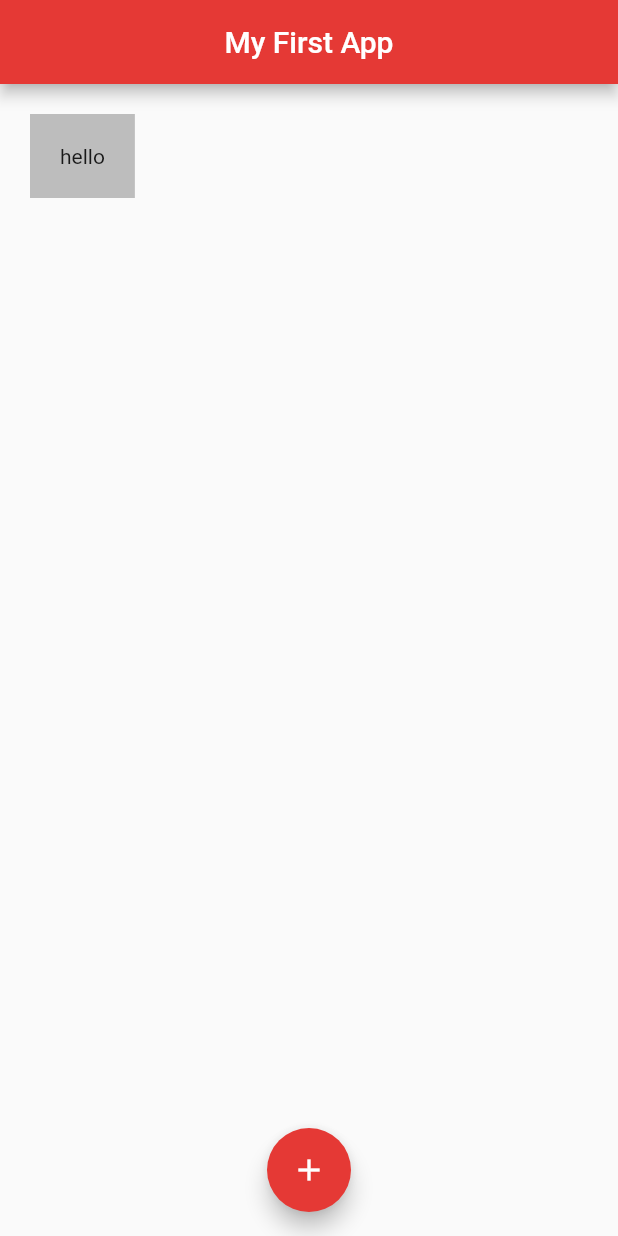
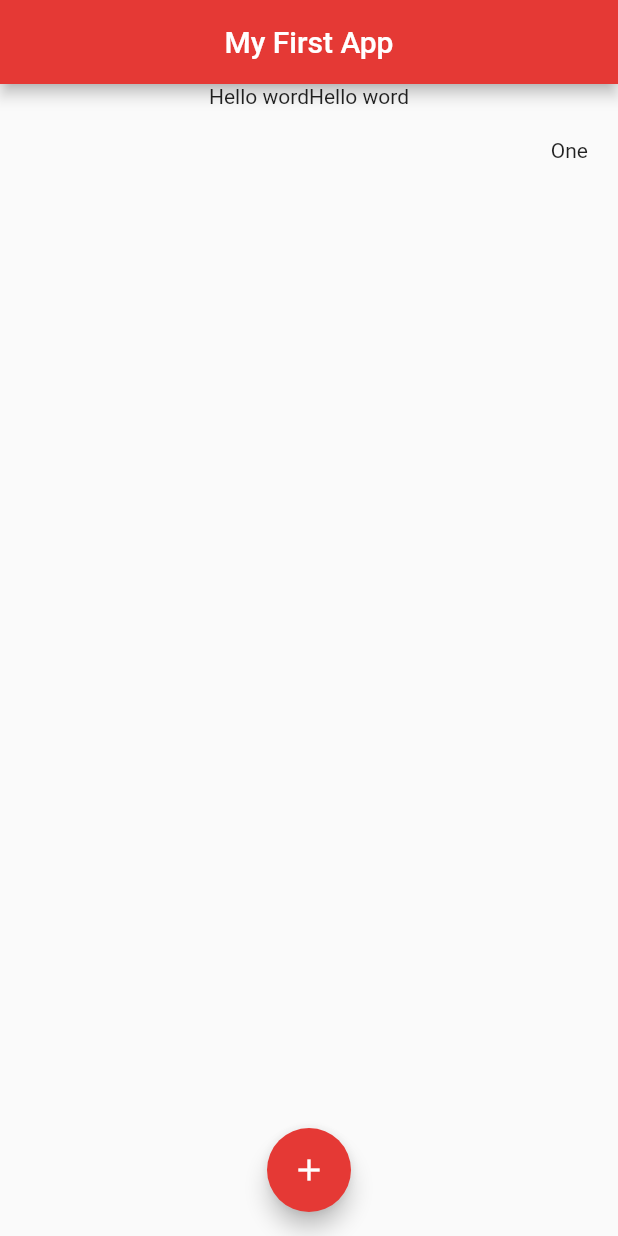
Before and after one commit to batallanazer/flutter-tutorial, a Flutter app: the screen it shows after launch, on a phone screen of 412 x 824 dp. Run offline on Flutter 3.47's test engine with Material 2 defaults, Android fonts, the phone set to English and light mode, and no system bars.

Commit message:
Flutter Tutorial for Beginners #12 - Columns

```diff
--- a/lib/main.dart
+++ b/lib/main.dart
@@ -16,11 +16,24 @@ class Home extends StatelessWidget {
         centerTitle: true,
         backgroundColor: Colors.red[600],
       ),
-      body: Container(
-        color: Colors.grey[400],
-        child: Text('hello'),
-        padding: EdgeInsets.all(20.0),
-        margin: EdgeInsets.all(20.0),
+      body: Column(
+        mainAxisAlignment: MainAxisAlignment.start,
+        crossAxisAlignment: CrossAxisAlignment.end,
+        children: <Widget>
+        [
+            Row(
+            mainAxisAlignment: MainAxisAlignment.center,
+            children: <Widget>[
+              Text('Hello word'),
+              Text('Hello word'),
+
+            ],
+          ),
+          Container(
+            padding: EdgeInsets.all(20.0),
+            child: Text('One'),
+          ),
+        ],
       ),
       floatingActionButton: FloatingActionButton(
         onPressed: null,
```
